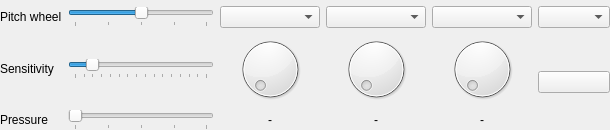
The window that sources/clavier/controllerarea.ui (davy7125/polyphone) describes before a commit, drawn with Qt 5.
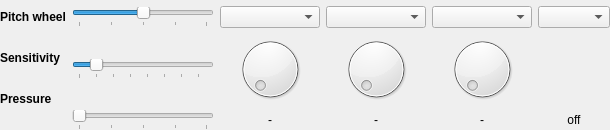
The same window after the commit. Custom widgets are drawn as their Qt base class.

```diff
--- a/sources/clavier/controllerarea.ui
+++ b/sources/clavier/controllerarea.ui
@@ -38,13 +38,30 @@
    <property name="bottomMargin">
     <number>0</number>
    </property>
-   <item row="0" column="2">
-    <widget class="QComboBox" name="comboControl1"/>
+   <item row="2" column="5">
+    <widget class="QLabel" name="labelValue3">
+     <property name="text">
+      <string notr="true">-</string>
+     </property>
+     <property name="alignment">
+      <set>Qt::AlignCenter</set>
+     </property>
+    </widget>
    </item>
-   <item row="0" column="3">
-    <widget class="QComboBox" name="comboControl2"/>
+   <item row="0" column="5">
+    <widget class="ComboCC" name="comboControl3">
+     <property name="maximumSize">
+      <size>
+       <width>150</width>
+       <height>16777215</height>
+      </size>
+     </property>
+    </widget>
    </item>
-   <item row="2" column="1">
+   <item row="1" column="5">
+    <widget class="QDial" name="knob3"/>
+   </item>
+   <item row="2" column="2">
     <widget class="QSlider" name="sliderPressure">
      <property name="maximum">
       <number>127</number>
@@ -60,13 +77,16 @@
      </property>
     </widget>
    </item>
-   <item row="1" column="1">
+   <item row="1" column="2">
     <widget class="QSlider" name="sliderSensitivity">
      <property name="maximum">
-      <number>15</number>
+      <number>1500</number>
+     </property>
+     <property name="pageStep">
+      <number>100</number>
      </property>
      <property name="value">
-      <number>2</number>
+      <number>200</number>
      </property>
      <property name="orientation">
       <enum>Qt::Horizontal</enum>
@@ -74,27 +94,97 @@
      <property name="tickPosition">
       <enum>QSlider::TicksBelow</enum>
      </property>
+     <property name="tickInterval">
+      <number>200</number>
+     </property>
     </widget>
    </item>
+   <item row="1" column="6">
+    <widget class="QPushButton" name="push4">
+     <property name="sizePolicy">
+      <sizepolicy hsizetype="Preferred" vsizetype="Preferred">
+       <horstretch>0</horstretch>
+       <verstretch>0</verstretch>
+      </sizepolicy>
+     </property>
+     <property name="cursor">
+      <cursorShape>PointingHandCursor</cursorShape>
+     </property>
+     <property name="text">
+      <string notr="true"/>
+     </property>
+     <property name="iconSize">
+      <size>
+       <width>36</width>
+       <height>36</height>
+      </size>
+     </property>
+     <property name="flat">
+      <bool>true</bool>
+     </property>
+    </widget>
+   </item>
+   <item row="2" column="3">
+    <widget class="QLabel" name="labelValue1">
+     <property name="text">
+      <string notr="true">-</string>
+     </property>
+     <property name="alignment">
+      <set>Qt::AlignCenter</set>
+     </property>
+    </widget>
+   </item>
+   <item row="2" column="4">
+    <widget class="QLabel" name="labelValue2">
+     <property name="text">
+      <string notr="true">-</string>
+     </property>
+     <property name="alignment">
+      <set>Qt::AlignCenter</set>
+     </property>
+    </widget>
+   </item>
+   <item row="1" column="4">
+    <widget class="QDial" name="knob2"/>
+   </item>
    <item row="0" column="4">
-    <widget class="QComboBox" name="comboControl3"/>
+    <widget class="ComboCC" name="comboControl2">
+     <property name="maximumSize">
+      <size>
+       <width>150</width>
+       <height>16777215</height>
+      </size>
+     </property>
+    </widget>
    </item>
-   <item row="1" column="0">
-    <widget class="QLabel" name="label_4">
-     <property name="text">
-      <string>Sensitivity</string>
+   <item row="0" column="6">
+    <widget class="ComboCC" name="comboControl4">
+     <property name="maximumSize">
+      <size>
+       <width>150</width>
+       <height>16777215</height>
+      </size>
      </property>
     </widget>
    </item>
-   <item row="2" column="0">
-    <widget class="QLabel" name="label_5">
+   <item row="2" column="6">
+    <widget class="QLabel" name="labelValue4">
      <property name="text">
-      <string>Pressure</string>
+      <string notr="true">off</string>
      </property>
+     <property name="alignment">
+      <set>Qt::AlignCenter</set>
+     </property>
     </widget>
    </item>
-   <item row="0" column="1">
+   <item row="0" column="2">
     <widget class="QSlider" name="sliderPitchWheel">
+     <property name="minimumSize">
+      <size>
+       <width>100</width>
+       <height>0</height>
+      </size>
+     </property>
      <property name="maximum">
       <number>127</number>
      </property>
@@ -112,64 +202,110 @@
      </property>
     </widget>
    </item>
-   <item row="0" column="0">
-    <widget class="QLabel" name="label_3">
-     <property name="text">
-      <string>Pitch wheel</string>
-     </property>
-    </widget>
-   </item>
-   <item row="0" column="5">
-    <widget class="QComboBox" name="comboControl4"/>
-   </item>
-   <item row="1" column="5" rowspan="2">
-    <widget class="QPushButton" name="push4">
-     <property name="text">
-      <string/>
-     </property>
-    </widget>
-   </item>
-   <item row="1" column="2">
-    <widget class="QDial" name="knob1"/>
-   </item>
    <item row="1" column="3">
-    <widget class="QDial" name="knob2"/>
+    <widget class="QDial" name="knob1"/>
    </item>
-   <item row="1" column="4">
-    <widget class="QDial" name="knob3"/>
-   </item>
-   <item row="2" column="2">
-    <widget class="QLabel" name="labelValue1">
-     <property name="text">
-      <string notr="true">-</string>
+   <item row="0" column="3">
+    <widget class="ComboCC" name="comboControl1">
+     <property name="maximumSize">
+      <size>
+       <width>150</width>
+       <height>16777215</height>
+      </size>
      </property>
-     <property name="alignment">
-      <set>Qt::AlignCenter</set>
-     </property>
     </widget>
    </item>
-   <item row="2" column="3">
-    <widget class="QLabel" name="labelValue2">
-     <property name="text">
-      <string notr="true">-</string>
+   <item row="0" column="1" rowspan="3">
+    <layout class="QVBoxLayout" name="verticalLayout">
+     <property name="spacing">
+      <number>0</number>
      </property>
-     <property name="alignment">
-      <set>Qt::AlignCenter</set>
-     </property>
-    </widget>
-   </item>
-   <item row="2" column="4">
-    <widget class="QLabel" name="labelValue3">
-     <property name="text">
-      <string notr="true">-</string>
-     </property>
-     <property name="alignment">
-      <set>Qt::AlignCenter</set>
-     </property>
-    </widget>
+     <item>
+      <widget class="QLabel" name="label_3">
+       <property name="font">
+        <font>
+         <weight>75</weight>
+         <bold>true</bold>
+        </font>
+       </property>
+       <property name="text">
+        <string>Pitch wheel</string>
+       </property>
+      </widget>
+     </item>
+     <item>
+      <widget class="QLabel" name="labelWheelValue">
+       <property name="font">
+        <font>
+         <pointsize>9</pointsize>
+        </font>
+       </property>
+       <property name="text">
+        <string notr="true"/>
+       </property>
+      </widget>
+     </item>
+     <item>
+      <widget class="QLabel" name="label_4">
+       <property name="font">
+        <font>
+         <weight>75</weight>
+         <bold>true</bold>
+        </font>
+       </property>
+       <property name="text">
+        <string>Sensitivity</string>
+       </property>
+      </widget>
+     </item>
+     <item>
+      <widget class="QLabel" name="labelSensitivityValue">
+       <property name="font">
+        <font>
+         <pointsize>9</pointsize>
+        </font>
+       </property>
+       <property name="text">
+        <string notr="true"/>
+       </property>
+      </widget>
+     </item>
+     <item>
+      <widget class="QLabel" name="label_5">
+       <property name="font">
+        <font>
+         <weight>75</weight>
+         <bold>true</bold>
+        </font>
+       </property>
+       <property name="text">
+        <string>Pressure</string>
+       </property>
+      </widget>
+     </item>
+     <item>
+      <widget class="QLabel" name="labelPressureValue">
+       <property name="font">
+        <font>
+         <pointsize>9</pointsize>
+        </font>
+       </property>
+       <property name="text">
+        <string notr="true"/>
+       </property>
+      </widget>
+     </item>
+    </layout>
    </item>
   </layout>
  </widget>
+ <customwidgets>
+  <customwidget>
+   <class>ComboCC</class>
+   <extends>QComboBox</extends>
+   <header>combocc.h</header>
+  </customwidget>
+ </customwidgets>
  <resources/>
  <connections/>
 </ui>
```
